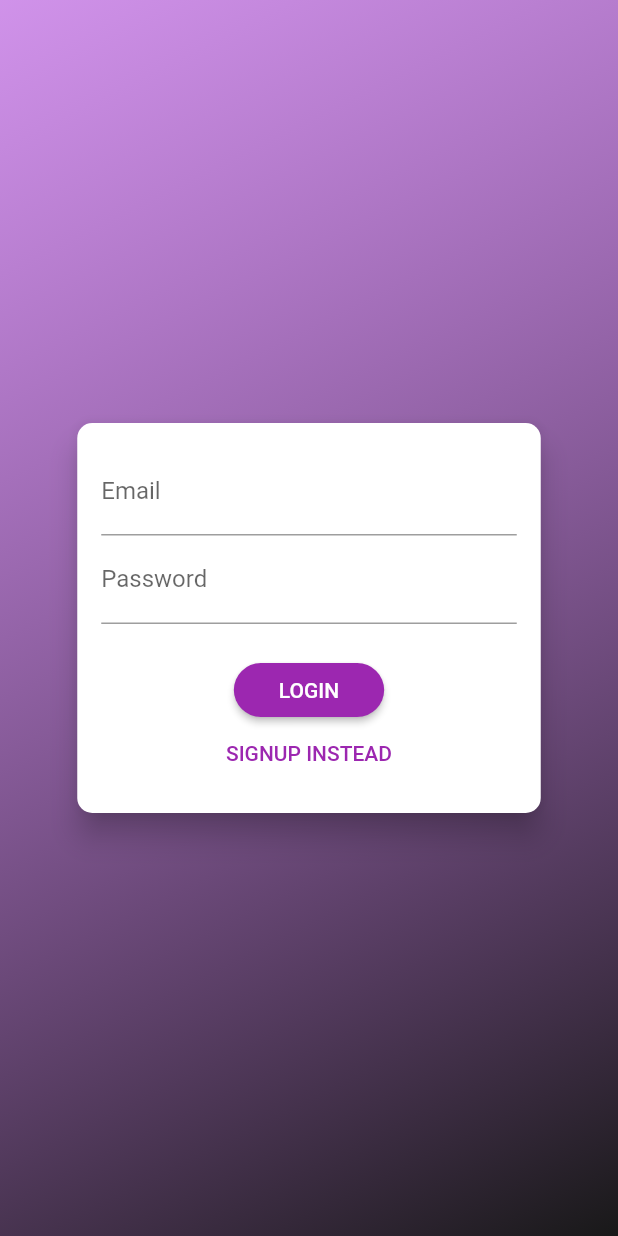
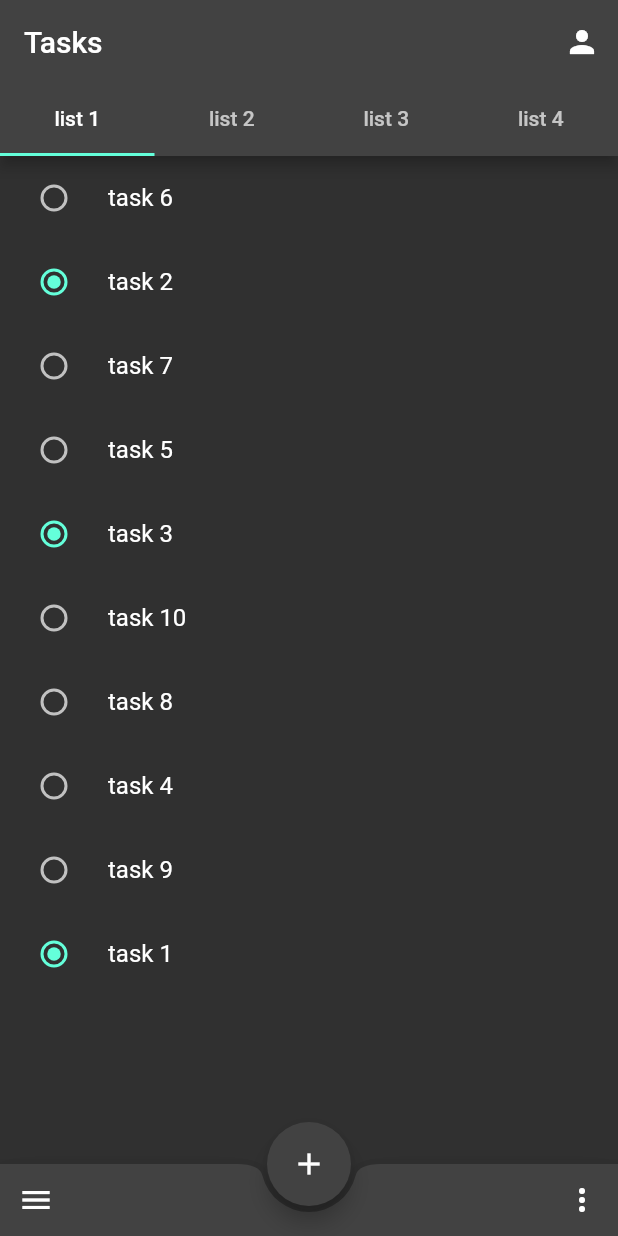
Before and after one commit to SrikantKanekar/TasksApp-Flutter, a Flutter app: the screen it shows after launch, on a phone screen of 412 x 824 dp. Run offline on Flutter 3.47's test engine with Material 2 defaults, Android fonts, the phone set to English and light mode, and no system bars; our stand-ins replace shared_preferences, sqflite; accounts and stored records are empty.

Commit message:
completing task ui

```diff
--- /dev/null
+++ b/lib/blocs/tasks_lists_bloc.dart
@@ -0,0 +1,18 @@
+import 'dart:async';
+
+import 'package:tasks/model/task_list.dart';
+import 'package:tasks/repository/data.dart';
+
+class TaskListBloc {
+  TaskListBloc() {
+    _taskListController.sink.add(tasksLists);
+  }
+
+  final _taskListController = StreamController<List<TaskList>>();
+
+  Stream<List<TaskList>> get tasks => _taskListController.stream;
+
+  dispose() {
+    _taskListController.close();
+  }
+}
--- a/lib/main.dart
+++ b/lib/main.dart
@@ -1,6 +1,6 @@
-import 'package:auth/auth.dart';
 import 'package:flutter/material.dart';
-import 'package:provider/provider.dart';
+import 'package:tasks/screens/home_screen.dart';
+import 'package:tasks/screens/task_screen.dart';
 
 void main() => runApp(const MyApp());
 
@@ -9,29 +9,21 @@ class MyApp extends StatelessWidget {
 
   @override
   Widget build(BuildContext context) {
-    return MultiProvider(
-      providers: [
-        ChangeNotifierProvider.value(
-          value: Auth(),
-        ),
-      ],
-      child: Consumer<Auth>(
-        builder: (ctx, auth, _) => MaterialApp(
-          title: 'Tasks',
-          theme: ThemeData(
-            primarySwatch: Colors.purple,
-          ),
-          home: auth.isAuth
-              ? const Scaffold()
-              : FutureBuilder(
-            future: auth.tryAutoLogin(),
-            builder: (ctx, snapShot) =>
-            snapShot.connectionState == ConnectionState.waiting
-                ? const SplashScreen()
-                : const AuthScreen(),
-          ),
-        ),
+    return MaterialApp(
+      title: 'Tasks',
+      theme: ThemeData(
+        primarySwatch: Colors.purple,
+        brightness: Brightness.light,
       ),
+      darkTheme: ThemeData(
+        brightness: Brightness.dark,
+      ),
+      themeMode: ThemeMode.dark,
+      debugShowCheckedModeBanner: false,
+      home: const HomeScreen(),
+      routes: {
+        TaskScreen.routeName: (ctx) => const TaskScreen()
+      },
     );
   }
 }
--- /dev/null
+++ b/lib/model/task.dart
@@ -0,0 +1,11 @@
+class Task {
+  final String name;
+  final String description;
+  final bool completed;
+
+  Task({
+    required this.name,
+    required this.description,
+    required this.completed,
+  });
+}
--- /dev/null
+++ b/lib/model/task_list.dart
@@ -0,0 +1,11 @@
+import 'package:tasks/model/task.dart';
+
+class TaskList {
+  final String name;
+  final List<Task> tasks;
+
+  TaskList({
+    required this.name,
+    required this.tasks,
+  });
+}
--- /dev/null
+++ b/lib/repository/data.dart
@@ -0,0 +1,22 @@
+import 'package:tasks/model/task.dart';
+import 'package:tasks/model/task_list.dart';
+
+List<TaskList> tasksLists = [
+  TaskList(name: 'list 1', tasks: tasks..shuffle()),
+  TaskList(name: 'list 2', tasks: tasks..shuffle()),
+  TaskList(name: 'list 3', tasks: tasks..shuffle()),
+  TaskList(name: 'list 4', tasks: tasks..shuffle())
+];
+
+var tasks = [
+  Task(name: 'task 1', description: 'description 1', completed: true),
+  Task(name: 'task 2', description: 'description 2', completed: true),
+  Task(name: 'task 3', description: 'description 3', completed: true),
+  Task(name: 'task 4', description: 'description 4', completed: false),
+  Task(name: 'task 5', description: 'description 5', completed: false),
+  Task(name: 'task 6', description: 'description 6', completed: false),
+  Task(name: 'task 7', description: 'description 7', completed: false),
+  Task(name: 'task 8', description: 'description 8', completed: false),
+  Task(name: 'task 9', description: 'description 9', completed: false),
+  Task(name: 'task 10', description: 'description 10', completed: false),
+];
--- /dev/null
+++ b/lib/screens/home_screen.dart
@@ -0,0 +1,47 @@
+import 'package:flutter/material.dart';
+import 'package:tasks/model/task_list.dart';
+import 'package:tasks/repository/data.dart';
+import 'package:tasks/widgets/my_bottom_bar.dart';
+import 'package:tasks/widgets/my_floating_button.dart';
+import 'package:tasks/widgets/task_list_widget.dart';
+
+class HomeScreen extends StatefulWidget {
+  const HomeScreen({Key? key}) : super(key: key);
+
+  @override
+  State<HomeScreen> createState() => _HomeScreenState();
+}
+
+class _HomeScreenState extends State<HomeScreen> {
+  List<TaskList> taskLists = tasksLists;
+
+  @override
+  Widget build(BuildContext context) {
+    return DefaultTabController(
+      length: taskLists.length,
+      child: Scaffold(
+        appBar: AppBar(
+          title: const Text('Tasks'),
+          bottom: TabBar(
+            tabs: taskLists.map((list) => Tab(text: list.name)).toList(),
+          ),
+          actions: [
+            IconButton(
+              tooltip: 'User',
+              icon: const Icon(Icons.person),
+              onPressed: () {},
+            ),
+          ],
+        ),
+        body: TabBarView(
+          children: taskLists
+              .map((list) => TaskListWidget(tasks: list.tasks))
+              .toList(),
+        ),
+        floatingActionButtonLocation: FloatingActionButtonLocation.centerDocked,
+        floatingActionButton: const MyFloatingButton(),
+        bottomNavigationBar: const MyBottomBar(),
+      ),
+    );
+  }
+}
--- /dev/null
+++ b/lib/screens/task_screen.dart
@@ -0,0 +1,25 @@
+import 'package:flutter/material.dart';
+
+class TaskScreen extends StatelessWidget {
+  static const routeName = '/task';
+
+  const TaskScreen({Key? key}) : super(key: key);
+
+  @override
+  Widget build(BuildContext context) {
+    return Scaffold(
+      appBar: AppBar(
+        actions: [
+          IconButton(
+            tooltip: 'Delete',
+            icon: const Icon(Icons.delete),
+            onPressed: () {},
+          ),
+        ],
+      ),
+      body: const Center(
+        child: Text('Task Screen'),
+      ),
+    );
+  }
+}
--- /dev/null
+++ b/lib/widgets/menu_botton_sheet.dart
@@ -0,0 +1,10 @@
+import 'package:flutter/material.dart';
+
+class MenuBottomSheet extends StatelessWidget {
+  const MenuBottomSheet({Key? key}) : super(key: key);
+
+  @override
+  Widget build(BuildContext context) {
+    return Text('menu');
+  }
+}
--- /dev/null
+++ b/lib/widgets/my_bottom_bar.dart
@@ -0,0 +1,43 @@
+import 'package:flutter/material.dart';
+import 'package:tasks/widgets/menu_botton_sheet.dart';
+import 'package:tasks/widgets/options_botton_sheet.dart';
+
+class MyBottomBar extends StatelessWidget {
+  const MyBottomBar({Key? key}) : super(key: key);
+
+  @override
+  Widget build(BuildContext context) {
+    return BottomAppBar(
+      shape: const CircularNotchedRectangle(),
+      child: Row(
+        mainAxisAlignment: MainAxisAlignment.spaceBetween,
+        children: [
+          IconButton(
+            tooltip: 'menu',
+            icon: const Icon(Icons.menu),
+            onPressed: () {
+              showModalBottomSheet(
+                context: context,
+                builder: (ctx) {
+                  return const MenuBottomSheet();
+                },
+              );
+            },
+          ),
+          IconButton(
+            tooltip: 'options',
+            icon: const Icon(Icons.more_vert),
+            onPressed: () {
+              showModalBottomSheet(
+                context: context,
+                builder: (ctx) {
+                  return const OptionsBottomSheet();
+                },
+              );
+            },
+          ),
+        ],
+      ),
+    );
+  }
+}
--- /dev/null
+++ b/lib/widgets/my_floating_button.dart
@@ -0,0 +1,18 @@
+import 'package:flutter/material.dart';
+import 'package:tasks/screens/task_screen.dart';
+
+class MyFloatingButton extends StatelessWidget {
+  const MyFloatingButton({Key? key}) : super(key: key);
+
+  @override
+  Widget build(BuildContext context) {
+    return FloatingActionButton(
+      backgroundColor: Theme.of(context).colorScheme.surface,
+      foregroundColor: Theme.of(context).colorScheme.onSurface,
+      child: const Icon(Icons.add),
+      onPressed: () {
+        Navigator.pushNamed(context, TaskScreen.routeName);
+      },
+    );
+  }
+}
--- /dev/null
+++ b/lib/widgets/options_botton_sheet.dart
@@ -0,0 +1,10 @@
+import 'package:flutter/material.dart';
+
+class OptionsBottomSheet extends StatelessWidget {
+  const OptionsBottomSheet({Key? key}) : super(key: key);
+
+  @override
+  Widget build(BuildContext context) {
+    return Text('options');
+  }
+}
--- /dev/null
+++ b/lib/widgets/task_item.dart
@@ -0,0 +1,21 @@
+import 'package:flutter/material.dart';
+import 'package:tasks/model/task.dart';
+
+class TaskItem extends StatelessWidget {
+  final Task task;
+
+  const TaskItem({
+    Key? key,
+    required this.task,
+  }) : super(key: key);
+
+  @override
+  Widget build(BuildContext context) {
+    return RadioListTile(
+      value: task.completed,
+      groupValue: true,
+      title: Text(task.name),
+      onChanged: (bool? value) {},
+    );
+  }
+}
--- /dev/null
+++ b/lib/widgets/task_list_widget.dart
@@ -0,0 +1,22 @@
+import 'package:flutter/material.dart';
+import 'package:tasks/model/task.dart';
+import 'package:tasks/widgets/task_item.dart';
+
+class TaskListWidget extends StatelessWidget {
+  final List<Task> tasks;
+
+  const TaskListWidget({
+    Key? key,
+    required this.tasks,
+  }) : super(key: key);
+
+  @override
+  Widget build(BuildContext context) {
+    return ListView.builder(
+      itemCount: tasks.length,
+      itemBuilder: (ctx, index) => TaskItem(
+        task: tasks[index],
+      ),
+    );
+  }
+}
--- a/pubspec.yaml
+++ b/pubspec.yaml
@@ -9,8 +9,10 @@ environment:
 dependencies:
   flutter:
     sdk: flutter
+
   cupertino_icons: ^1.0.2
-  provider: ^4.0.0
+  provider: 6.0.1
+
   auth:
     path: packages/auth
 
```
